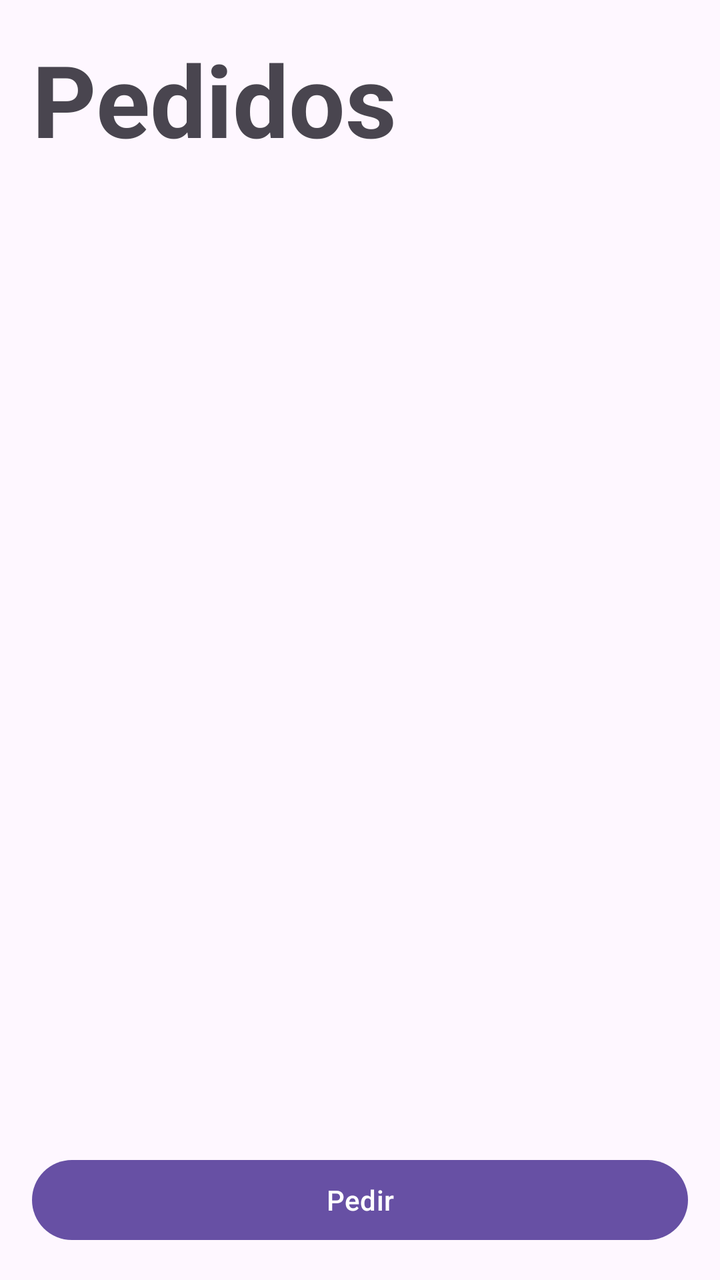
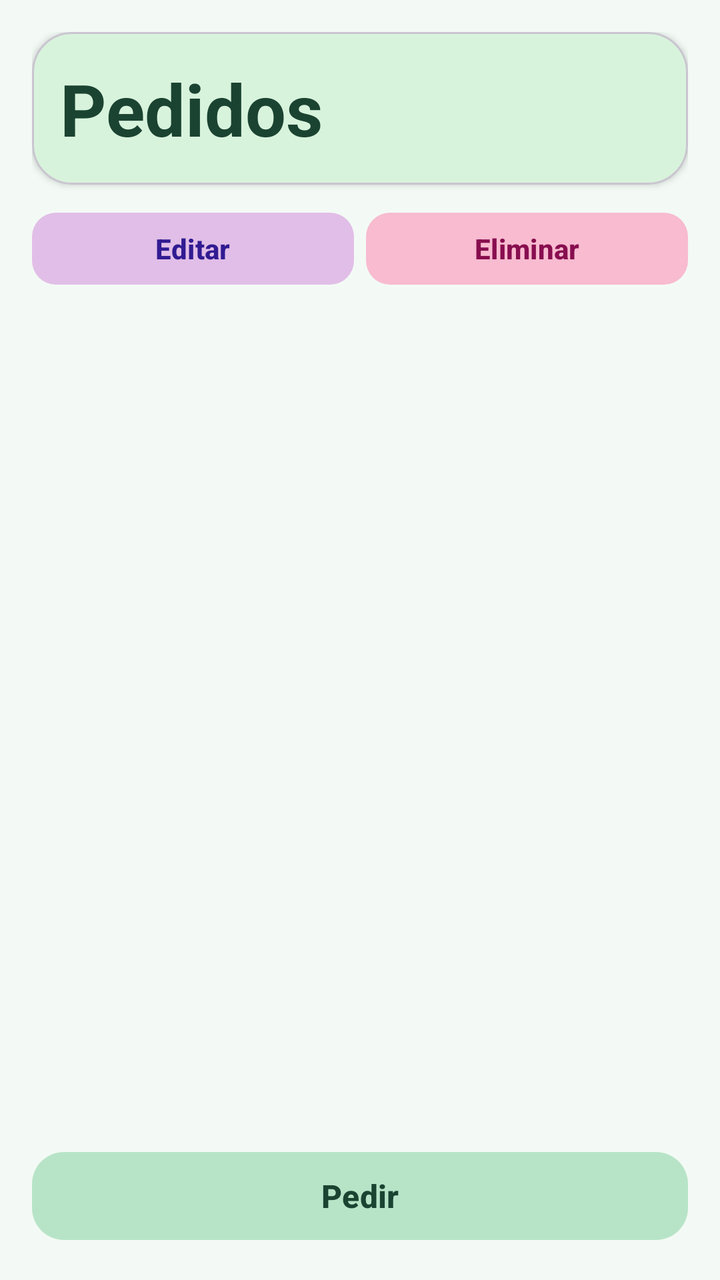

Screens rendered from an Android XML layout before and after an edit, with the pre-edit source and the edit as a unified diff.
<!-- AndroidManifest.xml: application theme Theme.Proyecto_u3_Itzel_Monserrat -->
<!-- res/layout/activity_pedidos.xml -->
<?xml version="1.0" encoding="utf-8"?>
<LinearLayout xmlns:android="http://schemas.android.com/apk/res/android"
    android:layout_width="match_parent"
    android:layout_height="match_parent"
    android:orientation="vertical"
    android:padding="16dp">

    <TextView
        android:layout_width="match_parent"
        android:layout_height="wrap_content"
        android:layout_marginBottom="10dp"
        android:text="Pedidos"
        android:textSize="50sp"
        android:textStyle="bold" />

    <androidx.recyclerview.widget.RecyclerView
        android:id="@+id/rvPedidos"
        android:layout_width="match_parent"
        android:layout_height="0dp"
        android:layout_weight="1" />

    <Button
        android:id="@+id/btnIrPedir"
        android:layout_width="match_parent"
        android:layout_height="wrap_content"
        android:layout_marginTop="10dp"
        android:text="Pedir" />

</LinearLayout>
<!-- resources referenced by this layout -->
<resources>
  <style name="Theme.Proyecto_u3_Itzel_Monserrat" parent="Base.Theme.Proyecto_u3_Itzel_Monserrat" />
  <style name="Base.Theme.Proyecto_u3_Itzel_Monserrat" parent="Theme.Material3.DayNight.NoActionBar">
          
          
      </style>
</resources>

<!-- the commit's change to res/layout/activity_pedidos.xml (unified diff, before → after) -->
@@ -1,29 +1,82 @@
 <?xml version="1.0" encoding="utf-8"?>
 <LinearLayout xmlns:android="http://schemas.android.com/apk/res/android"
+    xmlns:app="http://schemas.android.com/apk/res-auto"
     android:layout_width="match_parent"
     android:layout_height="match_parent"
+    android:background="#F3FAF5"
     android:orientation="vertical"
     android:padding="16dp">
 
-    <TextView
+    <com.google.android.material.card.MaterialCardView
         android:layout_width="match_parent"
         android:layout_height="wrap_content"
         android:layout_marginBottom="10dp"
-        android:text="Pedidos"
-        android:textSize="50sp"
-        android:textStyle="bold" />
+        app:cardBackgroundColor="#D8F3DC"
+        app:cardCornerRadius="20dp"
+        app:cardElevation="2dp">
+
+        <TextView
+            android:layout_width="match_parent"
+            android:layout_height="wrap_content"
+            android:padding="14dp"
+            android:text="Pedidos"
+            android:textColor="#1B4332"
+            android:textSize="36sp"
+            android:textStyle="bold" />
+    </com.google.android.material.card.MaterialCardView>
+
+    <LinearLayout
+        android:layout_width="match_parent"
+        android:layout_height="wrap_content"
+        android:layout_marginBottom="10dp"
+        android:orientation="horizontal">
+
+        <com.google.android.material.button.MaterialButton
+            android:id="@+id/btnEditarPedido"
+            android:layout_width="0dp"
+            android:layout_height="44dp"
+            android:layout_marginEnd="6dp"
+            android:layout_weight="1"
+            android:text="Editar"
+            android:textAllCaps="false"
+            android:textColor="#311B92"
+            android:textStyle="bold"
+            app:backgroundTint="#E1BEE7"
+            app:cornerRadius="12dp" />
+
+        <com.google.android.material.button.MaterialButton
+            android:id="@+id/btnEliminarPedido"
+            android:layout_width="0dp"
+            android:layout_height="44dp"
+            android:layout_weight="1"
+            android:text="Eliminar"
+            android:textAllCaps="false"
+            android:textColor="#880E4F"
+            android:textStyle="bold"
+            app:backgroundTint="#F8BBD0"
+            app:cornerRadius="12dp" />
+    </LinearLayout>
 
     <androidx.recyclerview.widget.RecyclerView
         android:id="@+id/rvPedidos"
         android:layout_width="match_parent"
         android:layout_height="0dp"
-        android:layout_weight="1" />
+        android:layout_weight="1"
+        android:clipToPadding="false"
+        android:paddingBottom="8dp" />
 
-    <Button
+    <com.google.android.material.button.MaterialButton
         android:id="@+id/btnIrPedir"
         android:layout_width="match_parent"
-        android:layout_height="wrap_content"
+        android:layout_height="52dp"
         android:layout_marginTop="10dp"
-        android:text="Pedir" />
+        android:text="Pedir"
+        android:textAllCaps="false"
+        android:textColor="#1B4332"
+        android:textSize="16sp"
+        android:textStyle="bold"
+        app:backgroundTint="#B7E4C7"
+        app:cornerRadius="16dp"
+        app:rippleColor="#95D5B2" />
 
 </LinearLayout>
